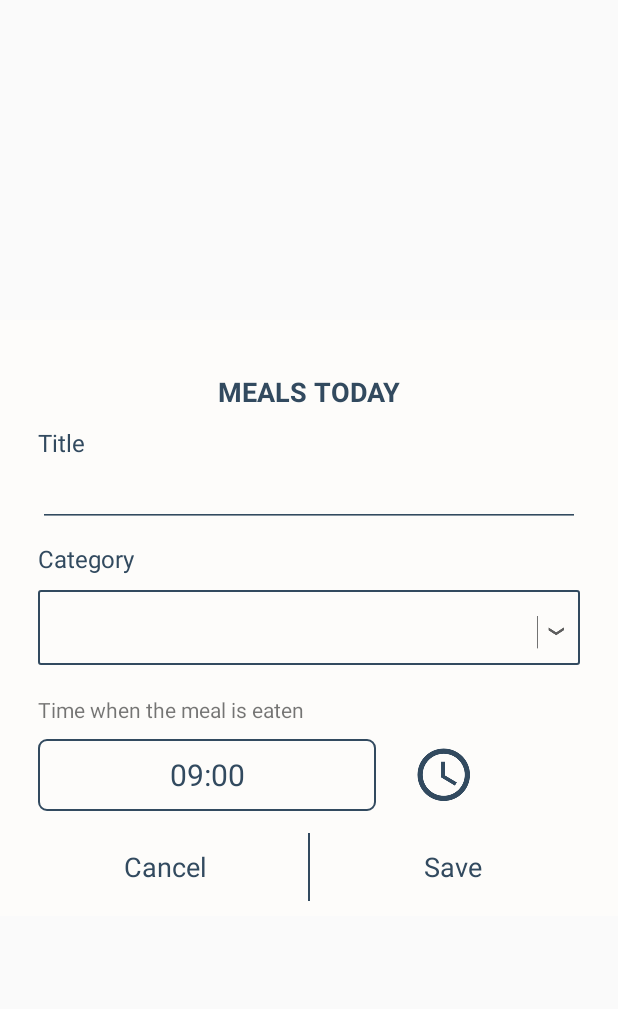
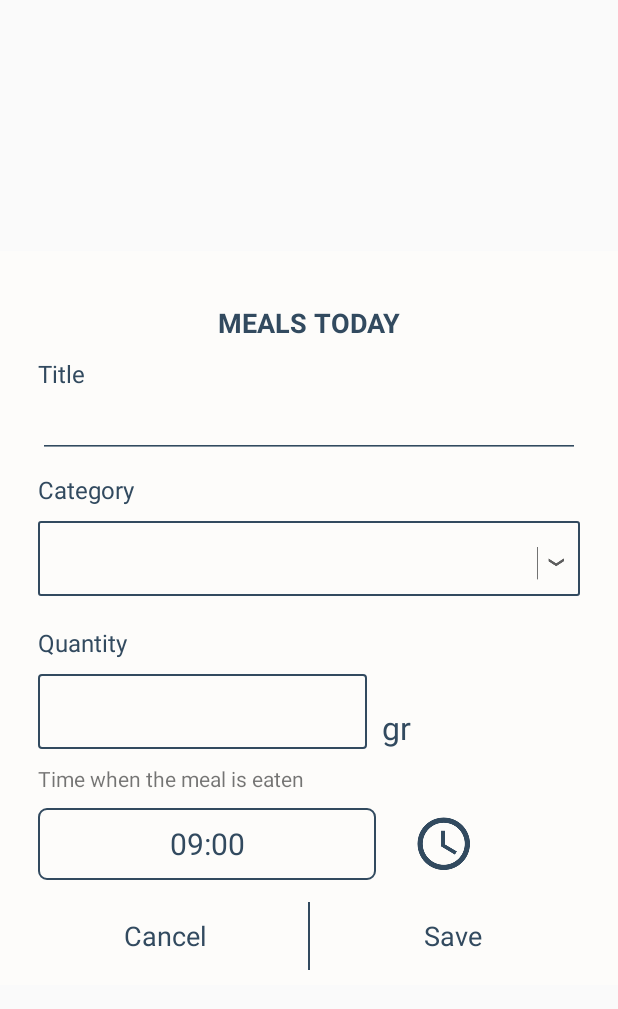
Before and after one commit to bellinda/CalmMom, an Android app: the layout dialog_add_meal.xml on its own in the app's theme, with its tools: preview values and no code run, on a phone screen of 412 x 824 dp. Shown: the top 1009 px of the screen. Run offline under Robolectric (Android 15) with nearby library versions, the phone set to English and light mode, and no system bars.

Commit message:
add quantity to the dialog for tracking meals
Signed-off-by: bellinda <gabriela.angelova@fdiba.tu-sofia.bg>

```diff
--- a/app/src/main/res/layout/dialog_add_meal.xml
+++ b/app/src/main/res/layout/dialog_add_meal.xml
@@ -91,6 +91,47 @@
         </RelativeLayout>
 
         <TextView
+            android:layout_width="match_parent"
+            android:layout_height="wrap_content"
+            android:text="@string/dialog_meal_quantity_title"
+            android:textColor="@color/colorContrast"
+            android:textSize="16sp"
+            android:gravity="center_vertical"/>
+
+        <LinearLayout
+            android:layout_width="match_parent"
+            android:layout_height="@dimen/add_meal_category_spinner_height"
+            android:layout_marginTop="10dp"
+            android:layout_marginBottom="10dp"
+            android:orientation="horizontal"
+            android:weightSum="8">
+
+            <EditText
+                android:layout_width="0dp"
+                android:layout_height="match_parent"
+                android:id="@+id/question_edit_view"
+                android:background="@drawable/edit_text_bgr"
+                android:padding="5dp"
+                android:gravity="center_vertical|end"
+                android:theme="@style/MyEditTextInDialogTheme"
+                android:textSize="@dimen/date_text_size"
+                android:inputType="number"
+                android:layout_weight="5"/>
+
+            <TextView
+                android:layout_width="0dp"
+                android:layout_height="match_parent"
+                android:layout_gravity="center"
+                android:layout_weight="2"
+                android:gravity="left|bottom"
+                android:text="@string/dialog_meal_quantity_metrix"
+                android:layout_marginLeft="10dp"
+                android:textSize="21sp"
+                android:textColor="@color/colorContrast"/>
+
+        </LinearLayout>
+
+        <TextView
             android:id="@+id/meal_time_description"
             android:layout_width="match_parent"
             android:layout_height="wrap_content"
--- a/app/src/main/res/values/strings.xml
+++ b/app/src/main/res/values/strings.xml
@@ -295,4 +295,6 @@
     <string name="dialog_meal_category_sea_food">Sea food</string>
     <string name="dialog_meal_category_sweets">Sweets</string>
     <string name="dialog_meal_category_other">Other</string>
+    <string name="dialog_meal_quantity_title">Quantity</string>
+    <string name="dialog_meal_quantity_metrix">gr</string>
 </resources>
```
Also changed, not shown: 1 other file. Lines whose indentation alone changed are shown as unchanged.
